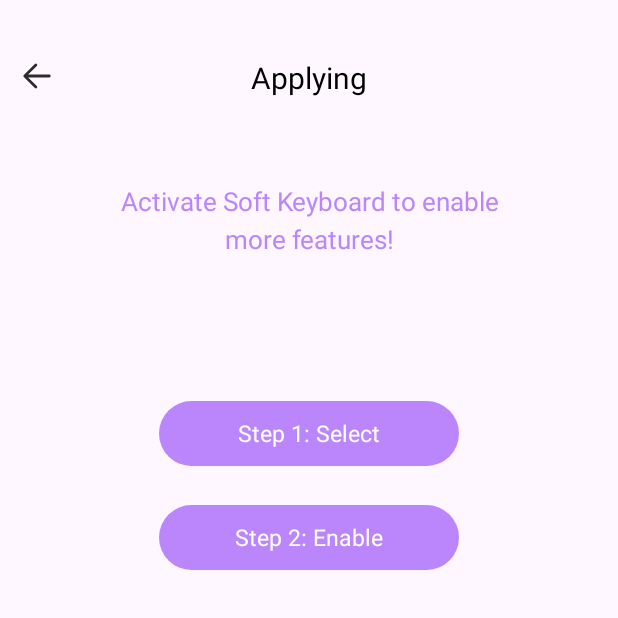
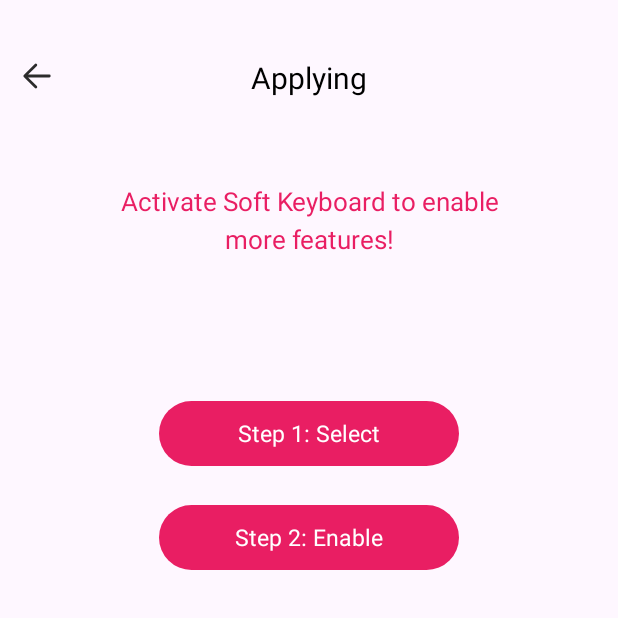
Before and after one commit to TimberKito/NewKeyboard, an Android app: the ApplyActivity screen opened directly, with no data from a screen before it, on a phone screen of 412 x 824 dp, the top half of it. Run offline under Robolectric (Android 15) with nearby library versions, the phone set to English and light mode, and no system bars; 1 statement that could not run was skipped.

Commit message:
rele-per-2

```diff
--- a/app/build.gradle
+++ b/app/build.gradle
@@ -19,7 +19,7 @@ android {
 
     buildTypes {
         release {
-            minifyEnabled false
+            minifyEnabled true
             proguardFiles getDefaultProguardFile('proguard-android-optimize.txt'), 'proguard-rules.pro'
         }
     }
--- a/app/src/main/AndroidManifest.xml
+++ b/app/src/main/AndroidManifest.xml
@@ -16,7 +16,7 @@
         android:theme="@style/Theme.NewKeyboard"
         tools:targetApi="31">
         <activity
-            android:name=".activity.MainActivity"
+            android:name=".activityandview.MainActivity"
             android:exported="true">
             <intent-filter>
                 <action android:name="android.intent.action.MAIN" />
@@ -38,10 +38,10 @@
         </service>
 
         <activity
-            android:name=".activity.DetailsActivity"
+            android:name=".activityandview.DetailsActivity"
             android:exported="false" />
         <activity
-            android:name=".activity.ApplyActivity"
+            android:name=".activityandview.ApplyActivity"
             android:exported="false" />
     </application>
 
--- a/app/src/main/java/com/timber/soft/newkeyboard/activity/ApplyActivity.kt
+++ b/app/src/main/java/com/timber/soft/newkeyboard/activityandview/ApplyActivity.kt
@@ -1,4 +1,4 @@
-package com.timber.soft.newkeyboard.activity
+package com.timber.soft.newkeyboard.activityandview
 
 import android.content.BroadcastReceiver
 import android.content.Context
@@ -67,7 +67,6 @@ class ApplyActivity : AppCompatActivity(), View.OnClickListener {
         updateUi()
         listener = StepReceive()
         register()
-
         binding.idStep1.setOnClickListener(this)
         binding.idStep2.setOnClickListener(this)
         binding.applyBack.setOnClickListener(this)
--- a/app/src/main/java/com/timber/soft/newkeyboard/activity/DetailsActivity.kt
+++ b/app/src/main/java/com/timber/soft/newkeyboard/activityandview/DetailsActivity.kt
@@ -1,4 +1,4 @@
-package com.timber.soft.newkeyboard.activity
+package com.timber.soft.newkeyboard.activityandview
 
 import android.content.Context
 import android.content.Intent
@@ -23,7 +23,7 @@ import com.bumptech.glide.request.target.Target
 import com.timber.soft.newkeyboard.R
 import com.timber.soft.newkeyboard.databinding.ActivityDetailsBinding
 import com.timber.soft.newkeyboard.listener.ApplyListener
-import com.timber.soft.newkeyboard.model.DataModel
+import com.timber.soft.newkeyboard.tools.DataModel
 import com.timber.soft.newkeyboard.tools.AppVal
 import com.timber.soft.newkeyboard.tools.StatusBarTools
 import net.sf.sevenzipjbinding.ArchiveFormat
@@ -266,7 +266,6 @@ class DetailsActivity : AppCompatActivity(), ApplyListener {
 
     }
 
-
     private fun getAllThemePath(zip: String): String {
         val result = sp.getString(zip, "")
         return result!!
--- a/app/src/main/java/com/timber/soft/newkeyboard/view/MyKeyboardView.kt
+++ b/app/src/main/java/com/timber/soft/newkeyboard/activityandview/MyKeyboardView.kt
@@ -1,4 +1,4 @@
-package com.timber.soft.newkeyboard.view
+package com.timber.soft.newkeyboard.activityandview
 
 import android.annotation.SuppressLint
 import android.content.Context
--- a/app/src/main/java/com/timber/soft/newkeyboard/model/JsonDeserializer.kt
+++ b/app/src/main/java/com/timber/soft/newkeyboard/tools/JsonDeserializer.kt
@@ -1,4 +1,4 @@
-package com.timber.soft.newkeyboard.model
+package com.timber.soft.newkeyboard.tools
 
 import android.content.Context
 import com.google.gson.Gson
--- a/app/src/main/res/layout/activity_apply.xml
+++ b/app/src/main/res/layout/activity_apply.xml
@@ -6,7 +6,7 @@
     android:layout_height="match_parent"
     android:paddingStart="12dp"
     android:paddingEnd="12dp"
-    tools:context=".activity.DetailsActivity">
+    tools:context=".activityandview.DetailsActivity">
 
     <!--主视图-->
     <androidx.constraintlayout.widget.ConstraintLayout
--- a/app/src/main/res/layout/activity_details.xml
+++ b/app/src/main/res/layout/activity_details.xml
@@ -6,7 +6,7 @@
     android:layout_height="match_parent"
     android:paddingStart="12dp"
     android:paddingEnd="12dp"
-    tools:context=".activity.DetailsActivity">
+    tools:context=".activityandview.DetailsActivity">
 
     <!--主视图-->
     <androidx.constraintlayout.widget.ConstraintLayout
--- a/app/src/main/res/layout/activity_main.xml
+++ b/app/src/main/res/layout/activity_main.xml
@@ -4,7 +4,7 @@
     xmlns:tools="http://schemas.android.com/tools"
     android:layout_width="match_parent"
     android:layout_height="match_parent"
-    tools:context=".activity.MainActivity">
+    tools:context=".activityandview.MainActivity">
 
     <androidx.drawerlayout.widget.DrawerLayout
         android:id="@+id/drawer_parent"
--- a/app/src/main/res/layout/view_input.xml
+++ b/app/src/main/res/layout/view_input.xml
@@ -3,7 +3,7 @@
     android:layout_width="match_parent"
     android:layout_height="wrap_content">
 
-    <com.timber.soft.newkeyboard.view.MyKeyboardView
+    <com.timber.soft.newkeyboard.activityandview.MyKeyboardView
         android:id="@+id/my_custom_input"
         android:layout_width="match_parent"
         android:layout_height="wrap_content"
--- a/app/src/main/res/values/colors.xml
+++ b/app/src/main/res/values/colors.xml
@@ -2,6 +2,6 @@
 <resources>
     <color name="black">#FF000000</color>
     <color name="white">#FFFFFFFF</color>
-    <color name="theme_color">#FFBB86FC</color>
+    <color name="theme_color">#E91E63</color>
     <color name="gray">#FF888888</color>
 </resources>
```
Also changed, not shown: app/src/main/java/com/timber/soft/newkeyboard/activityandview/MainActivity.kt (renamed from app/src/main/java/com/timber/soft/newkeyboard/activity/MainActivity.kt, +3 -15 lines), app/src/main/java/com/timber/soft/newkeyboard/fragment/MyPagerAdapter.kt (renamed from app/src/main/java/com/timber/soft/newkeyboard/adapter/MyPagerAdapter.kt, +5 -5 lines), app/src/main/java/com/timber/soft/newkeyboard/fragment/VPFragment.kt (+3 -5 lines), app/src/main/res/drawable/png_loading.png, app/src/main/res/drawable/png_loading_err.png, 1 other file.
